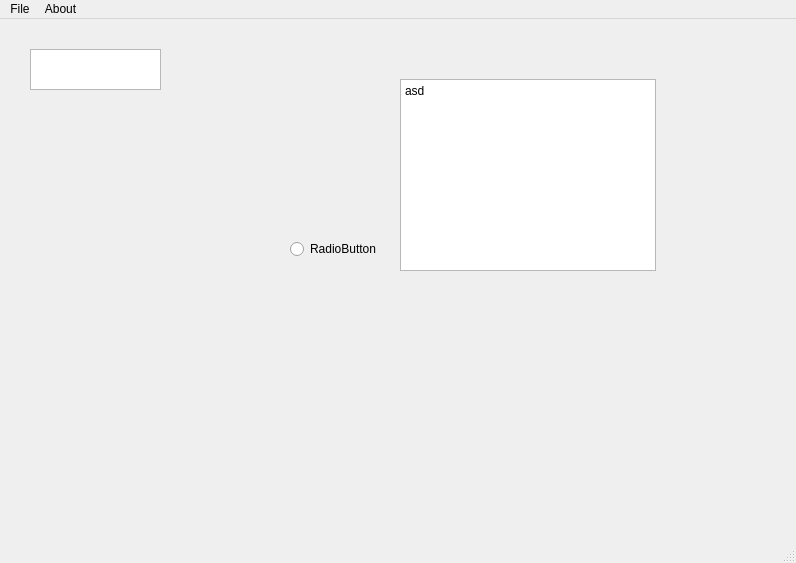
PixelGM/UI-Store-Receipt-Manager, file mainwindow.ui: the form before one commit.
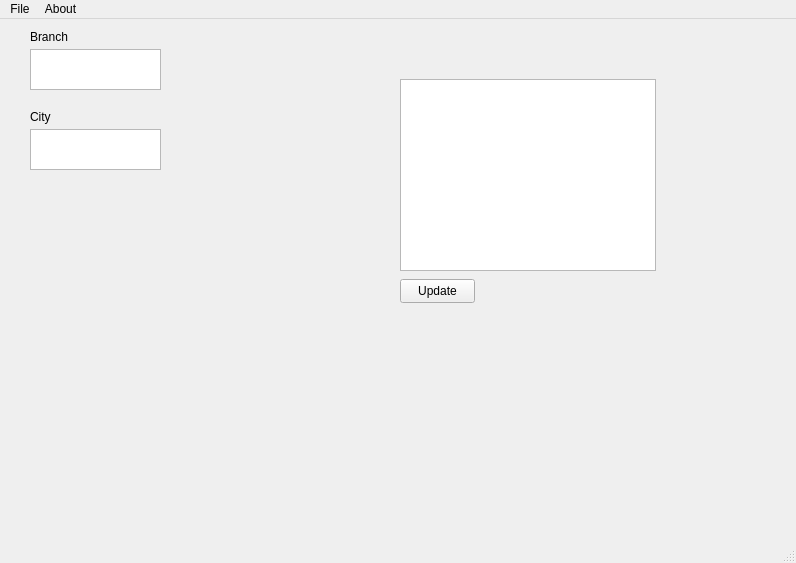
The form after the commit.

Commit message: Branch, City TextBox, New Button

Diff of the .ui file:
```diff
--- a/mainwindow.ui
+++ b/mainwindow.ui
@@ -37,19 +37,6 @@
 &lt;p style=&quot;-qt-paragraph-type:empty; margin-top:0px; margin-bottom:0px; margin-left:0px; margin-right:0px; -qt-block-indent:0; text-indent:0px;&quot;&gt;&lt;br /&gt;&lt;/p&gt;&lt;/body&gt;&lt;/html&gt;</string>
     </property>
    </widget>
-   <widget class="QRadioButton" name="radioButton">
-    <property name="geometry">
-     <rect>
-      <x>290</x>
-      <y>220</y>
-      <width>89</width>
-      <height>20</height>
-     </rect>
-    </property>
-    <property name="text">
-     <string>RadioButton</string>
-    </property>
-   </widget>
    <widget class="QTextBrowser" name="textBrowser">
     <property name="geometry">
      <rect>
@@ -67,7 +54,69 @@
 li.unchecked::marker { content: &quot;\2610&quot;; }
 li.checked::marker { content: &quot;\2612&quot;; }
 &lt;/style&gt;&lt;/head&gt;&lt;body style=&quot; font-family:'Segoe UI'; font-size:9pt; font-weight:400; font-style:normal;&quot;&gt;
-&lt;p style=&quot; margin-top:0px; margin-bottom:0px; margin-left:0px; margin-right:0px; -qt-block-indent:0; text-indent:0px;&quot;&gt;asd&lt;/p&gt;&lt;/body&gt;&lt;/html&gt;</string>
+&lt;p style=&quot;-qt-paragraph-type:empty; margin-top:0px; margin-bottom:0px; margin-left:0px; margin-right:0px; -qt-block-indent:0; text-indent:0px;&quot;&gt;&lt;br /&gt;&lt;/p&gt;&lt;/body&gt;&lt;/html&gt;</string>
+    </property>
+   </widget>
+   <widget class="QLabel" name="branch_label">
+    <property name="geometry">
+     <rect>
+      <x>30</x>
+      <y>10</y>
+      <width>49</width>
+      <height>16</height>
+     </rect>
+    </property>
+    <property name="text">
+     <string>Branch</string>
+    </property>
+   </widget>
+   <widget class="QTextEdit" name="city_TextHere">
+    <property name="enabled">
+     <bool>true</bool>
+    </property>
+    <property name="geometry">
+     <rect>
+      <x>30</x>
+      <y>110</y>
+      <width>131</width>
+      <height>41</height>
+     </rect>
+    </property>
+    <property name="html">
+     <string>&lt;!DOCTYPE HTML PUBLIC &quot;-//W3C//DTD HTML 4.0//EN&quot; &quot;http://www.w3.org/TR/REC-html40/strict.dtd&quot;&gt;
+&lt;html&gt;&lt;head&gt;&lt;meta name=&quot;qrichtext&quot; content=&quot;1&quot; /&gt;&lt;meta charset=&quot;utf-8&quot; /&gt;&lt;style type=&quot;text/css&quot;&gt;
+p, li { white-space: pre-wrap; }
+hr { height: 1px; border-width: 0; }
+li.unchecked::marker { content: &quot;\2610&quot;; }
+li.checked::marker { content: &quot;\2612&quot;; }
+&lt;/style&gt;&lt;/head&gt;&lt;body style=&quot; font-family:'Segoe UI'; font-size:9pt; font-weight:400; font-style:normal;&quot;&gt;
+&lt;p style=&quot;-qt-paragraph-type:empty; margin-top:0px; margin-bottom:0px; margin-left:0px; margin-right:0px; -qt-block-indent:0; text-indent:0px;&quot;&gt;&lt;br /&gt;&lt;/p&gt;&lt;/body&gt;&lt;/html&gt;</string>
+    </property>
+   </widget>
+   <widget class="QLabel" name="city_label">
+    <property name="geometry">
+     <rect>
+      <x>30</x>
+      <y>90</y>
+      <width>49</width>
+      <height>16</height>
+     </rect>
+    </property>
+    <property name="text">
+     <string>City</string>
+    </property>
+   </widget>
+   <widget class="QPushButton" name="pushButton">
+    <property name="geometry">
+     <rect>
+      <x>400</x>
+      <y>260</y>
+      <width>75</width>
+      <height>24</height>
+     </rect>
+    </property>
+    <property name="text">
+     <string>Update</string>
     </property>
    </widget>
   </widget>
```
Left out of the diff: 2 changed lines with no effect on the pictures. The commit also changes 2 other files.
